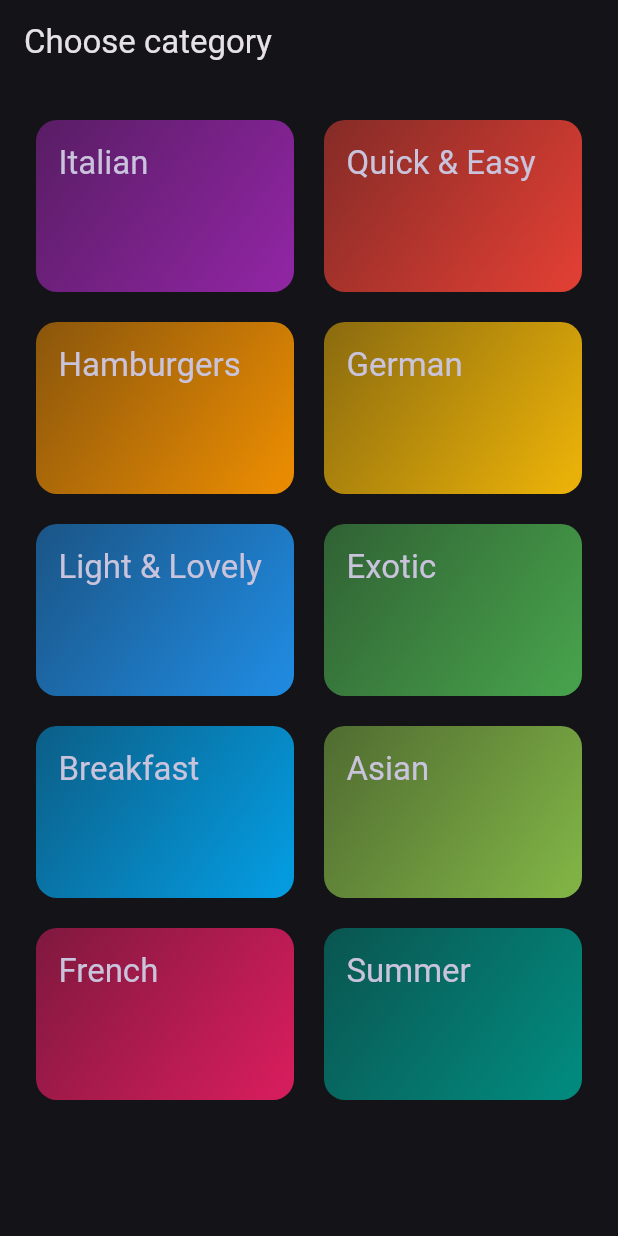
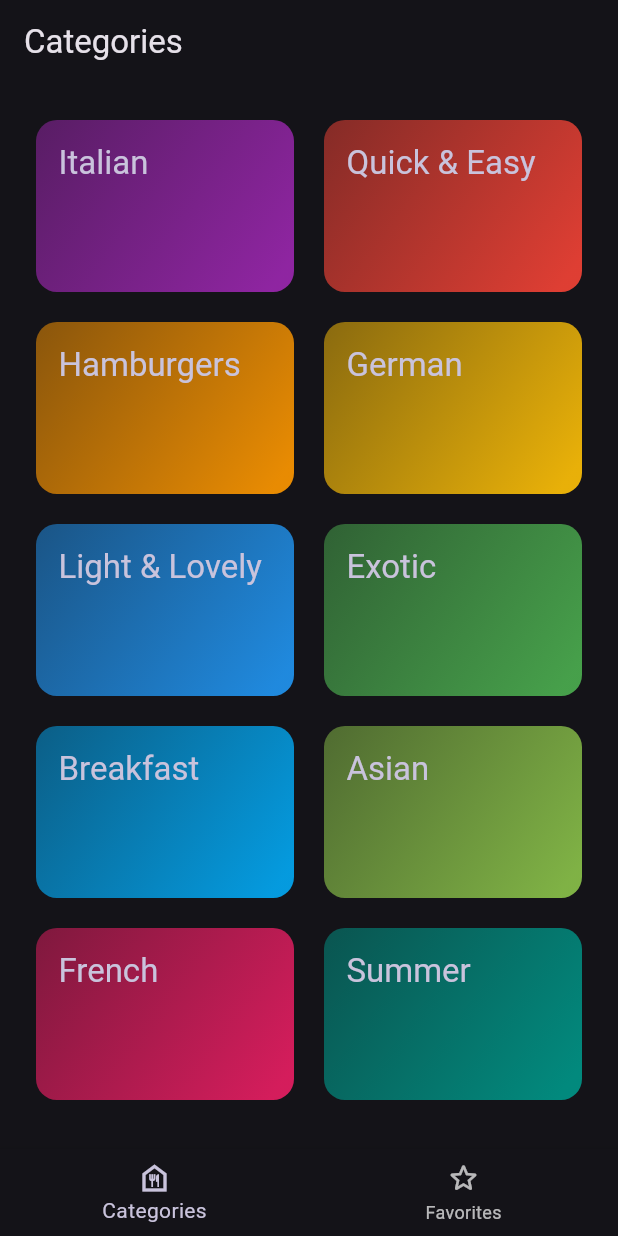
Before and after one commit to AaronPeterOcen/Foodie, a Flutter app: the screen it shows after launch, on a phone screen of 412 x 824 dp. Run offline on Flutter 3.47's test engine with Material 3 defaults, Android fonts, the phone set to English and light mode, and no system bars; our stand-ins replace google_fonts, transparent_image; Roboto replaces fonts that are missing (Ubuntu).

Commit message:
using the tabs to navigate the pages

```diff
--- a/lib/main.dart
+++ b/lib/main.dart
@@ -1,5 +1,6 @@
 import 'package:flutter/material.dart';
-import 'package:foodie/screens/categories.dart';
+// import 'package:foodie/screens/categories.dart';
+import 'package:foodie/screens/tabs.dart';
 import 'package:google_fonts/google_fonts.dart';
 
 final theme = ThemeData(
@@ -22,7 +23,7 @@ class MyApp extends StatelessWidget {
   Widget build(BuildContext context) {
     return MaterialApp(
       theme: theme,
-      home: const CategoriesScreen(),
+      home: const TabScreen(),
     );
   }
 }
--- a/lib/screens/categories.dart
+++ b/lib/screens/categories.dart
@@ -28,11 +28,7 @@ class CategoriesScreen extends StatelessWidget {
 
   @override
   Widget build(BuildContext context) {
-    return Scaffold(
-      appBar: AppBar(
-        title: const Text('Choose category'),
-      ),
-      body: GridView(
+    return GridView(
       padding: const EdgeInsets.all(24),
       // The grid delegate defines how the grid items should be arranged.
       gridDelegate: const SliverGridDelegateWithFixedCrossAxisCount(
@@ -60,7 +56,6 @@ class CategoriesScreen extends StatelessWidget {
             },
           ),
       ],
-      ),
     );
   }
 }
--- a/lib/screens/tabs.dart
+++ b/lib/screens/tabs.dart
@@ -1,4 +1,6 @@
 import 'package:flutter/material.dart';
+import 'package:foodie/screens/categories.dart';
+import 'package:foodie/screens/meals.dart';
 
 class TabScreen extends StatefulWidget {
   const TabScreen({super.key});
@@ -8,15 +10,33 @@ class TabScreen extends StatefulWidget {
 }
 
 class _TabScreenState extends State<TabScreen> {
+  int _selectedPage = 0;
+
+  void _selectPage(int index) {
+    setState(() {
+      _selectedPage = index;
+    });
+  }
+
   @override
   Widget build(BuildContext context) {
+    Widget activePage = const CategoriesScreen();
+    var activePageTitle = 'Categories';
+
+    if (_selectedPage == 1) {
+      activePage = const MealsScreen(meals: []);
+      activePageTitle = 'Your Favorites';
+    }
+
     return Scaffold(
       appBar: AppBar(
-        title: const Text('current screen'),
+        title: Text(activePageTitle),
       ),
-      // body: ...,
+      body: activePage,
       bottomNavigationBar: BottomNavigationBar(
-        onTap: (index) {},
+        onTap: _selectPage,
+        currentIndex: _selectedPage,
+        // selectedItemColor: Theme.of(context).highlightColor.withBlue(255),
         // The items property defines the list of tabs in the BottomNavigationBar.
         items: const [
           // The first BottomNavigationBarItem represents the 'Categories' tab.
```
Also changed, not shown: lib/screens/meals.dart (+7 -3 lines). Lines whose indentation alone changed are shown as unchanged.
